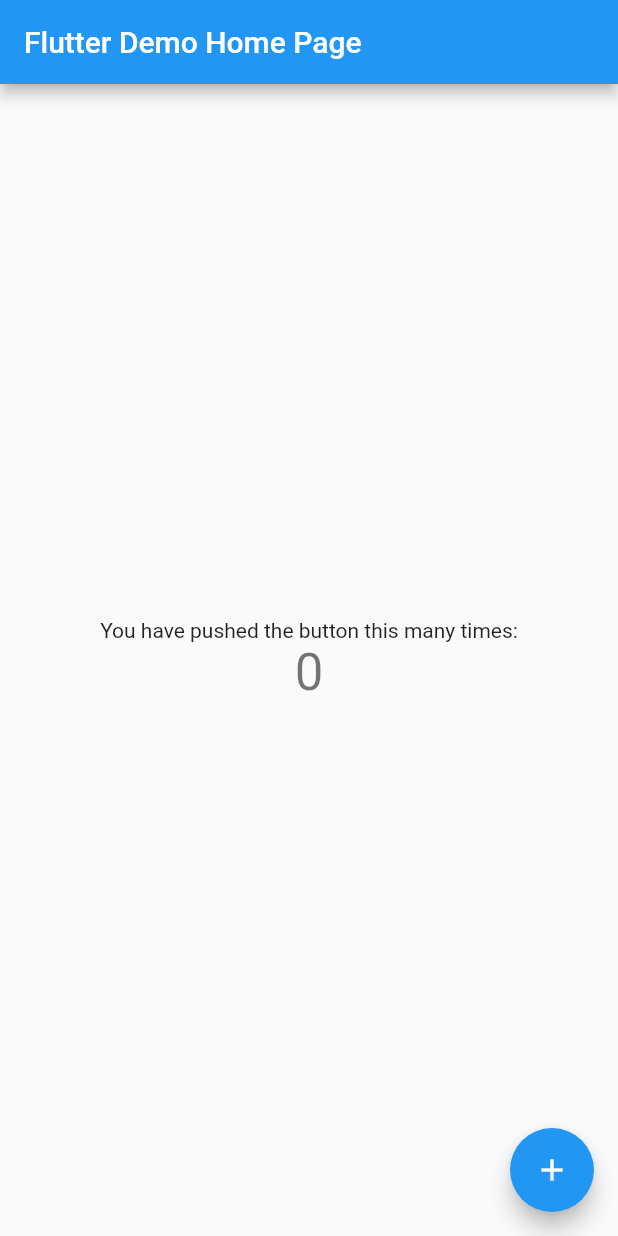
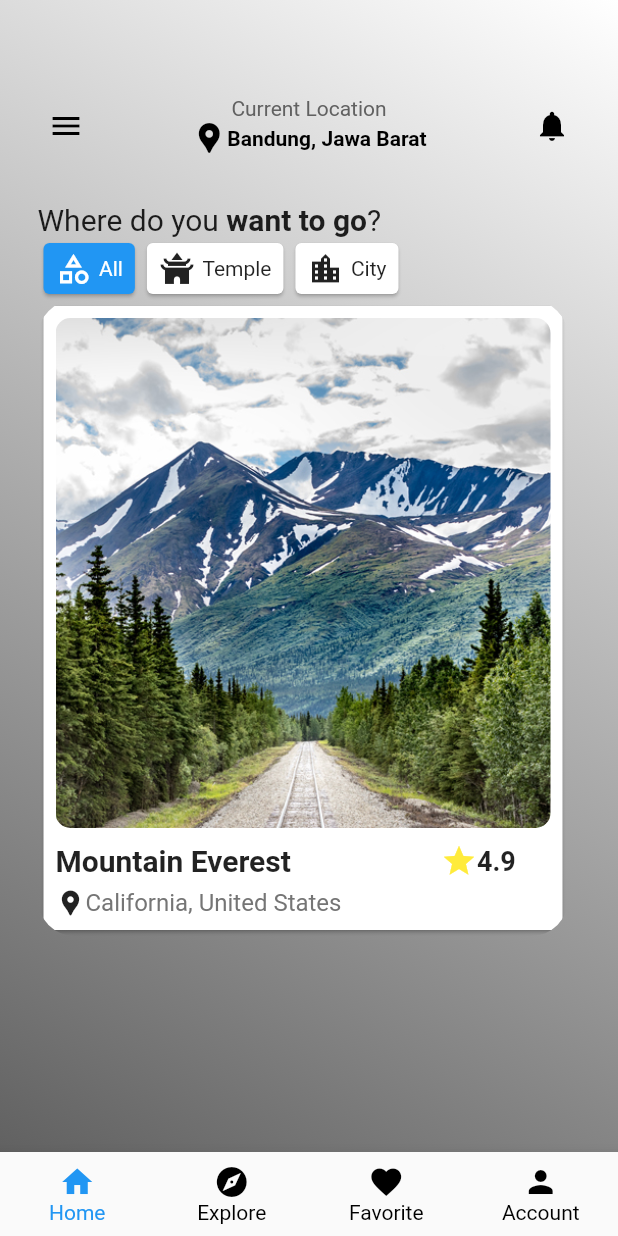
Before and after one commit to nerufuyo/packerin, a Flutter app: the screen it shows after launch, on a phone screen of 412 x 824 dp. Run offline on Flutter 3.47's test engine with Material 2 defaults, Android fonts, the light colour scheme and no system bars.

Commit message:
Add Main Page (On Progress)

```diff
--- a/lib/main.dart
+++ b/lib/main.dart
@@ -1,4 +1,6 @@
 import 'package:flutter/material.dart';
+import 'package:packerin/presentation/pages/packerin_about_page.dart';
+import 'package:packerin/presentation/pages/packerin_main_page.dart';
 
 void main() {
   runApp(const MyApp());
@@ -7,109 +9,26 @@
 class MyApp extends StatelessWidget {
   const MyApp({Key? key}) : super(key: key);
 
-  // This widget is the root of your application.
   @override
   Widget build(BuildContext context) {
     return MaterialApp(
       title: 'Flutter Demo',
-      theme: ThemeData(
-        // This is the theme of your application.
-        //
-        // Try running your application with "flutter run". You'll see the
-        // application has a blue toolbar. Then, without quitting the app, try
-        // changing the primarySwatch below to Colors.green and then invoke
-        // "hot reload" (press "r" in the console where you ran "flutter run",
-        // or simply save your changes to "hot reload" in a Flutter IDE).
-        // Notice that the counter didn't reset back to zero; the application
-        // is not restarted.
-        primarySwatch: Colors.blue,
-      ),
-      home: const MyHomePage(title: 'Flutter Demo Home Page'),
+      theme: ThemeData().copyWith(scaffoldBackgroundColor: Colors.white),
+      home: const PackerinMainPage(),
+      onGenerateRoute: (RouteSettings settings) {
+        switch (settings.name) {
+          case PackerinAboutPage.routeName:
+            return MaterialPageRoute(builder: (_) => const PackerinAboutPage());
+          default:
+            return MaterialPageRoute(builder: (_) {
+              return const Scaffold(
+                body: Center(
+                  child: Text('Page not found :('),
+                ),
+              );
+            });
+        }
+      },
     );
   }
 }
-
-class MyHomePage extends StatefulWidget {
-  const MyHomePage({Key? key, required this.title}) : super(key: key);
-
-  // This widget is the home page of your application. It is stateful, meaning
-  // that it has a State object (defined below) that contains fields that affect
-  // how it looks.
-
-  // This class is the configuration for the state. It holds the values (in this
-  // case the title) provided by the parent (in this case the App widget) and
-  // used by the build method of the State. Fields in a Widget subclass are
-  // always marked "final".
-
-  final String title;
-
-  @override
-  State<MyHomePage> createState() => _MyHomePageState();
-}
-
-class _MyHomePageState extends State<MyHomePage> {
-  int _counter = 0;
-
-  void _incrementCounter() {
-    setState(() {
-      // This call to setState tells the Flutter framework that something has
-      // changed in this State, which causes it to rerun the build method below
-      // so that the display can reflect the updated values. If we changed
-      // _counter without calling setState(), then the build method would not be
-      // called again, and so nothing would appear to happen.
-      _counter++;
-    });
-  }
-
-  @override
-  Widget build(BuildContext context) {
-    // This method is rerun every time setState is called, for instance as done
-    // by the _incrementCounter method above.
-    //
-    // The Flutter framework has been optimized to make rerunning build methods
-    // fast, so that you can just rebuild anything that needs updating rather
-    // than having to individually change instances of widgets.
-    return Scaffold(
-      appBar: AppBar(
-        // Here we take the value from the MyHomePage object that was created by
-        // the App.build method, and use it to set our appbar title.
-        title: Text(widget.title),
-      ),
-      body: Center(
-        // Center is a layout widget. It takes a single child and positions it
-        // in the middle of the parent.
-        child: Column(
-          // Column is also a layout widget. It takes a list of children and
-          // arranges them vertically. By default, it sizes itself to fit its
-          // children horizontally, and tries to be as tall as its parent.
-          //
-          // Invoke "debug painting" (press "p" in the console, choose the
-          // "Toggle Debug Paint" action from the Flutter Inspector in Android
-          // Studio, or the "Toggle Debug Paint" command in Visual Studio Code)
-          // to see the wireframe for each widget.
-          //
-          // Column has various properties to control how it sizes itself and
-          // how it positions its children. Here we use mainAxisAlignment to
-          // center the children vertically; the main axis here is the vertical
-          // axis because Columns are vertical (the cross axis would be
-          // horizontal).
-          mainAxisAlignment: MainAxisAlignment.center,
-          children: <Widget>[
-            const Text(
-              'You have pushed the button this many times:',
-            ),
-            Text(
-              '$_counter',
-              style: Theme.of(context).textTheme.headline4,
-            ),
-          ],
-        ),
-      ),
-      floatingActionButton: FloatingActionButton(
-        onPressed: _incrementCounter,
-        tooltip: 'Increment',
-        child: const Icon(Icons.add),
-      ), // This trailing comma makes auto-formatting nicer for build methods.
-    );
-  }
-}
--- /dev/null
+++ b/lib/presentation/pages/main_page_components/category_card.dart
@@ -0,0 +1,79 @@
+import 'package:flutter/material.dart';
+
+class CategoryCard extends StatelessWidget {
+  const CategoryCard({
+    Key? key,
+  }) : super(key: key);
+
+  @override
+  Widget build(BuildContext context) {
+    return Row(
+      children: [
+        InkWell(
+          onTap: () {},
+          child: Card(
+              color: Colors.blue,
+              child: Padding(
+                padding: const EdgeInsets.symmetric(horizontal: 8, vertical: 5),
+                child: Container(
+                    decoration:
+                        BoxDecoration(borderRadius: BorderRadius.circular(20)),
+                    child: Row(
+                      children: [
+                        const Icon(
+                          Icons.category_outlined,
+                          color: Colors.white,
+                        ),
+                        _spaceDivider(),
+                        const Text(
+                          'All',
+                          style: TextStyle(color: Colors.white),
+                        )
+                      ],
+                    )),
+              )),
+        ),
+        InkWell(
+          onTap: () {},
+          child: Card(
+              child: Padding(
+            padding: const EdgeInsets.symmetric(horizontal: 8, vertical: 5),
+            child: Container(
+                decoration:
+                    BoxDecoration(borderRadius: BorderRadius.circular(20)),
+                child: Row(
+                  children: [
+                    const Icon(Icons.temple_buddhist),
+                    _spaceDivider(),
+                    const Text('Temple')
+                  ],
+                )),
+          )),
+        ),
+        InkWell(
+          onTap: () {},
+          child: Card(
+              child: Padding(
+            padding: const EdgeInsets.symmetric(horizontal: 8, vertical: 5),
+            child: Container(
+                decoration:
+                    BoxDecoration(borderRadius: BorderRadius.circular(20)),
+                child: Row(
+                  children: [
+                    const Icon(Icons.location_city_outlined),
+                    _spaceDivider(),
+                    const Text('City')
+                  ],
+                )),
+          )),
+        )
+      ],
+    );
+  }
+}
+
+SizedBox _spaceDivider() {
+  return const SizedBox(
+    width: 5,
+  );
+}
--- /dev/null
+++ b/lib/presentation/pages/main_page_components/content_card.dart
@@ -0,0 +1,92 @@
+import 'package:flutter/material.dart';
+
+class ContentCard extends StatelessWidget {
+  const ContentCard({
+    Key? key,
+  }) : super(key: key);
+
+  @override
+  Widget build(BuildContext context) {
+    return Row(
+      children: [
+        ClipRRect(
+          borderRadius: BorderRadius.circular(25),
+          child: InkWell(
+            onTap: () {},
+            child: Card(
+              child: Padding(
+                padding: const EdgeInsets.symmetric(horizontal: 8, vertical: 8),
+                child: Stack(
+                  children: [
+                    Column(
+                      crossAxisAlignment: CrossAxisAlignment.start,
+                      children: [
+                        ClipRRect(
+                          borderRadius: BorderRadius.circular(10),
+                          child: Image.asset(
+                            'assets/mountains.jpg',
+                            width: 330,
+                            height: 340,
+                            fit: BoxFit.cover,
+                          ),
+                        ),
+                        const SizedBox(
+                          height: 10,
+                        ),
+                        Row(
+                          mainAxisAlignment: MainAxisAlignment.spaceEvenly,
+                          children: [
+                            const Text(
+                              'Mountain Everest',
+                              style: TextStyle(
+                                  fontWeight: FontWeight.bold, fontSize: 20),
+                            ),
+                            const SizedBox(
+                              width: 100,
+                            ),
+                            Row(
+                              children: const [
+                                Icon(
+                                  Icons.star,
+                                  color: Colors.yellow,
+                                ),
+                                Text(
+                                  '4.9',
+                                  style: TextStyle(
+                                      fontWeight: FontWeight.bold,
+                                      fontSize: 18),
+                                )
+                              ],
+                            )
+                          ],
+                        ),
+                        const SizedBox(
+                          height: 6,
+                        ),
+                        Row(
+                          children: [
+                            const Icon(
+                              Icons.location_pin,
+                              size: 20,
+                            ),
+                            Text(
+                              'California, United States',
+                              style: TextStyle(
+                                color: Colors.grey.shade600,
+                                fontSize: 16,
+                              ),
+                            )
+                          ],
+                        )
+                      ],
+                    )
+                  ],
+                ),
+              ),
+            ),
+          ),
+        )
+      ],
+    );
+  }
+}
--- /dev/null
+++ b/lib/presentation/pages/main_page_components/welcome_text.dart
@@ -0,0 +1,27 @@
+import 'package:flutter/material.dart';
+
+class WelcomeTextMainScreen extends StatelessWidget {
+  const WelcomeTextMainScreen({
+    Key? key,
+  }) : super(key: key);
+
+  @override
+  Widget build(BuildContext context) {
+    return Row(
+      children: const [
+        Text(
+          'Where do you',
+          style: TextStyle(fontSize: 20),
+        ),
+        Text(
+          ' want to go',
+          style: TextStyle(fontSize: 20, fontWeight: FontWeight.bold),
+        ),
+        Text(
+          '?',
+          style: TextStyle(fontSize: 20),
+        ),
+      ],
+    );
+  }
+}
--- /dev/null
+++ b/lib/presentation/pages/packerin_about_page.dart
@@ -0,0 +1,14 @@
+import 'package:flutter/cupertino.dart';
+import 'package:flutter/material.dart';
+
+class PackerinAboutPage extends StatelessWidget {
+  const PackerinAboutPage({Key? key}) : super(key: key);
+  static const routeName = '/packerin-about';
+
+  @override
+  Widget build(BuildContext context) {
+    return const SafeArea(
+      child: Text('About Page'),
+    );
+  }
+}
--- /dev/null
+++ b/lib/presentation/pages/packerin_main_page.dart
@@ -0,0 +1,64 @@
+import 'package:flutter/material.dart';
+import 'package:packerin/presentation/pages/main_page_components/category_card.dart';
+import 'package:packerin/presentation/pages/main_page_components/content_card.dart';
+import 'package:packerin/presentation/pages/main_page_components/welcome_text.dart';
+import 'package:packerin/presentation/widgets/header_widget.dart';
+
+class PackerinMainPage extends StatefulWidget {
+  const PackerinMainPage({Key? key}) : super(key: key);
+  static const routeName = '/packerin-home';
+
+  @override
+  State<PackerinMainPage> createState() => _PackerinMainPage();
+}
+
+class _PackerinMainPage extends State<PackerinMainPage> {
+  @override
+  void initState() {
+    super.initState();
+  }
+
+  @override
+  Widget build(BuildContext context) {
+    return Scaffold(
+      body: Container(
+        decoration: BoxDecoration(
+            gradient: LinearGradient(
+                begin: Alignment.topRight,
+                end: Alignment.bottomLeft,
+                colors: [Colors.white, Colors.grey.shade700])),
+        child: Column(
+          crossAxisAlignment: CrossAxisAlignment.start,
+          children: [
+            const HeaderWidget(),
+            Padding(
+              padding: const EdgeInsets.only(left: 25, right: 25),
+              child: Column(
+                children: const [
+                  WelcomeTextMainScreen(),
+                  CategoryCard(),
+                  ContentCard()
+                ],
+              ),
+            ),
+          ],
+        ),
+      ),
+      bottomNavigationBar: BottomNavigationBar(
+        items: const [
+          BottomNavigationBarItem(icon: Icon(Icons.home), label: 'Home'),
+          BottomNavigationBarItem(icon: Icon(Icons.explore), label: 'Explore'),
+          BottomNavigationBarItem(
+              icon: Icon(Icons.favorite), label: 'Favorite'),
+          BottomNavigationBarItem(icon: Icon(Icons.person), label: 'Account')
+        ],
+        unselectedItemColor: Colors.black,
+        selectedItemColor: Colors.blue,
+        selectedFontSize: 14,
+        unselectedFontSize: 14,
+        showUnselectedLabels: true,
+        type: BottomNavigationBarType.fixed,
+      ),
+    );
+  }
+}
--- /dev/null
+++ b/lib/presentation/widgets/drawer.dart
@@ -0,0 +1,22 @@
+// ignore_for_file: use_key_in_widget_constructors
+
+import 'package:flutter/material.dart';
+
+class DrawerWidget extends StatelessWidget {
+  final Function() onTapAbout;
+
+  const DrawerWidget({required this.onTapAbout});
+
+  @override
+  Widget build(BuildContext context) {
+    return Drawer(
+      child: Column(children: [
+        ListTile(
+          leading: const Icon(Icons.warning),
+          title: const Text('About'),
+          onTap: onTapAbout,
+        )
+      ]),
+    );
+  }
+}
--- /dev/null
+++ b/lib/presentation/widgets/header_widget.dart
@@ -0,0 +1,67 @@
+import 'package:flutter/material.dart';
+
+class HeaderWidget extends StatelessWidget {
+  const HeaderWidget({
+    Key? key,
+  }) : super(key: key);
+
+  @override
+  Widget build(BuildContext context) {
+    return SizedBox(
+      height: 135.0,
+      child: Stack(
+        children: [
+          Positioned(
+            top: 60.0,
+            left: 0.0,
+            right: 0.0,
+            child: Container(
+              padding: const EdgeInsets.symmetric(horizontal: 20.0),
+              child: Row(
+                mainAxisAlignment: MainAxisAlignment.spaceBetween,
+                children: [
+                  IconButton(
+                    icon: const Icon(
+                      Icons.menu,
+                      color: Colors.black,
+                    ),
+                    onPressed: () {},
+                  ),
+                  Column(
+                    children: [
+                      Text(
+                        'Current Location',
+                        style: TextStyle(color: Colors.grey.shade700),
+                      ),
+                      Row(
+                        children: const [
+                          Icon(
+                            Icons.location_pin,
+                            color: Colors.black,
+                          ),
+                          Text(
+                            'Bandung, Jawa Barat',
+                            style: TextStyle(
+                                fontWeight: FontWeight.bold,
+                                color: Colors.black),
+                          )
+                        ],
+                      )
+                    ],
+                  ),
+                  IconButton(
+                    icon: const Icon(
+                      Icons.notifications,
+                      color: Colors.black,
+                    ),
+                    onPressed: () {},
+                  ),
+                ],
+              ),
+            ),
+          )
+        ],
+      ),
+    );
+  }
+}
```
Also changed, not shown: pubspec.yaml (+5 -70 lines), assets/mountains.jpg (added), pubspec.lock.
